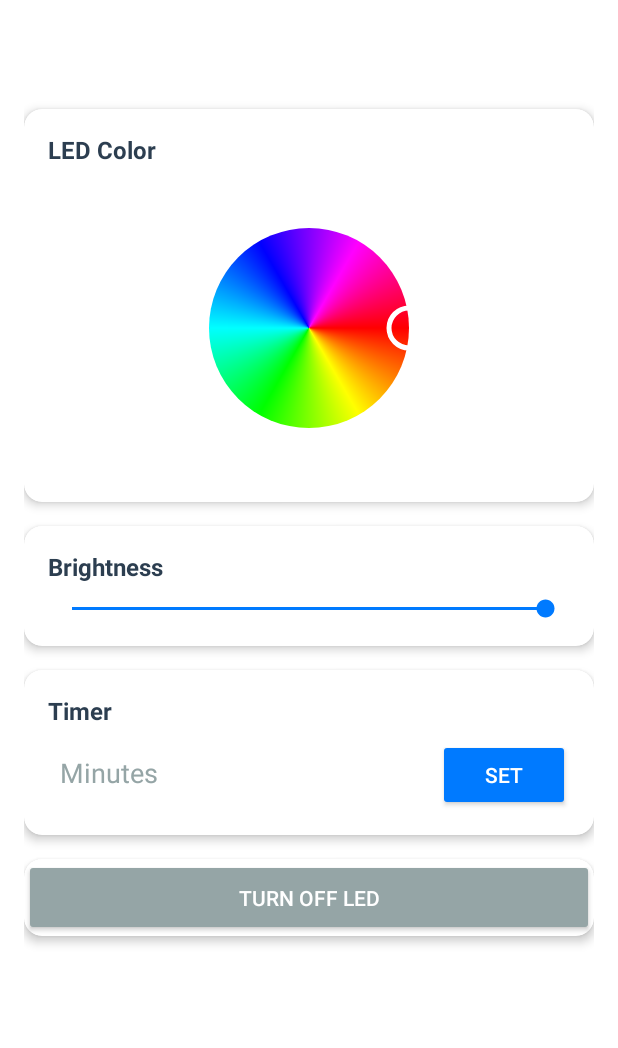
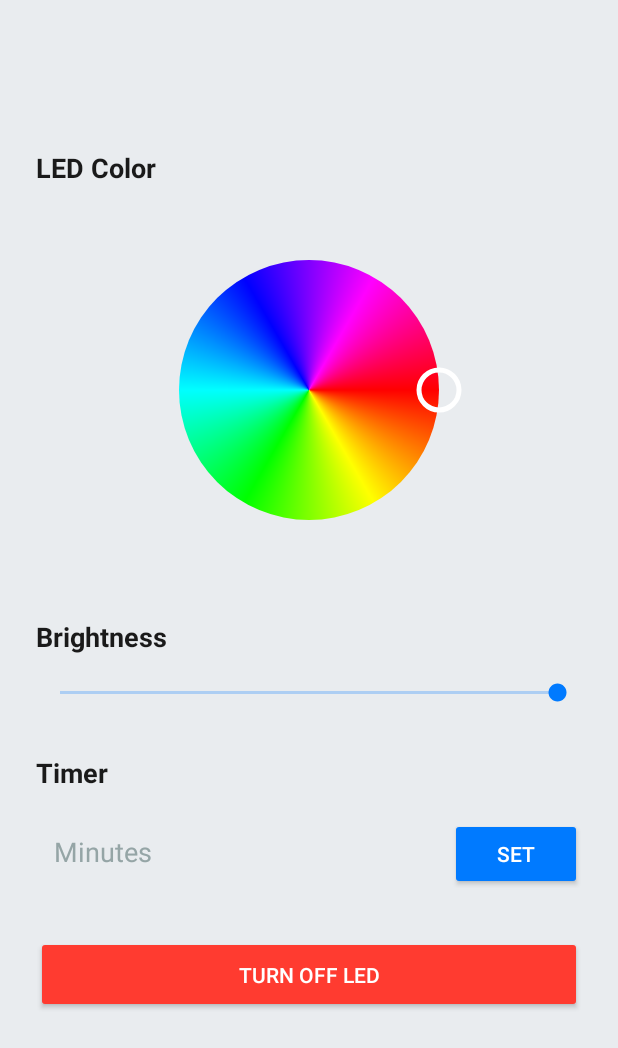
Before and after one commit to alperenSri/Light-Control-System, an Android app: the RoomControlActivity screen opened directly, with no data from a screen before it, on a phone screen of 412 x 824 dp. Shown: the top 1048 px of the screen. Run offline under Robolectric (Android 15) with nearby library versions, the phone set to English and light mode, and no system bars.

Commit message:
brightness fixed / ui updated.

```diff
--- a/app/src/main/java/com/example/lightsystem/MainActivity.java
+++ b/app/src/main/java/com/example/lightsystem/MainActivity.java
@@ -131,6 +131,7 @@ public class MainActivity extends Activity {
             outputStream = bluetoothSocket.getOutputStream();
             isConnected = true;
             connectBtn.setText("Disconnect Bluetooth");
+            connectBtn.setBackgroundTintList(ColorStateList.valueOf(Color.parseColor("#666666")));
             Toast.makeText(this, "Bağlantı başarılı", Toast.LENGTH_SHORT).show();
         } catch (IOException e) {
             Toast.makeText(this, "Bağlantı başarısız", Toast.LENGTH_SHORT).show();
@@ -144,6 +145,7 @@ public class MainActivity extends Activity {
                 outputStream = null;
                 isConnected = false;
                 connectBtn.setText("Connect Bluetooth");
+                connectBtn.setBackgroundTintList(ColorStateList.valueOf(Color.parseColor("#007AFF")));
                 Toast.makeText(this, "Bluetooth bağlantısı kesildi", Toast.LENGTH_SHORT).show();
             } catch (IOException e) {
                 Toast.makeText(this, "Bağlantı kesme hatası", Toast.LENGTH_SHORT).show();
@@ -157,7 +159,7 @@ public class MainActivity extends Activity {
                 outputStream.write("EMERGENCY\n".getBytes());
                 isEmergencyActive = true;
                 emergencyBtn.setText("STOP EMERGENCY");
-                emergencyBtn.setBackgroundTintList(ColorStateList.valueOf(Color.parseColor("#2ecc71")));
+                emergencyBtn.setBackgroundTintList(ColorStateList.valueOf(Color.parseColor("#000000")));
                 Toast.makeText(this, "Acil durum modu aktif", Toast.LENGTH_SHORT).show();
             } catch (IOException e) {
                 Toast.makeText(this, "Komut gönderilemedi", Toast.LENGTH_SHORT).show();
--- a/app/src/main/java/com/example/lightsystem/RoomControlActivity.java
+++ b/app/src/main/java/com/example/lightsystem/RoomControlActivity.java
@@ -39,9 +39,9 @@ public class RoomControlActivity extends Activity {
         roomNameText.setText(roomName);
         timerHandler = new Handler();
 
-        // Set initial brightness to maximum
-        brightnessSeekBar.setProgress(255);
-        sendCommand("BRIGHTNESS:0:" + roomId);
+        // Set initial brightness to maximum (0 for common anode LEDs)
+        brightnessSeekBar.setProgress(0);
+        sendCommand("BRIGHTNESS:255:" + roomId);
 
         // Set color picker listener
         colorPickerView.setOnColorSelectedListener(color -> {
@@ -57,7 +57,7 @@ public class RoomControlActivity extends Activity {
             @Override
             public void onProgressChanged(SeekBar seekBar, int progress, boolean fromUser) {
                 if (fromUser) {
-                    // Ortak anot LED'ler için parlaklık değerini tersine çeviriyoruz
+                    // For common anode LEDs, we need to invert the brightness
                     int invertedBrightness = 255 - progress;
                     sendCommand("BRIGHTNESS:" + invertedBrightness + ":" + roomId);
                 }
--- a/app/src/main/res/layout/activity_main.xml
+++ b/app/src/main/res/layout/activity_main.xml
@@ -4,7 +4,7 @@
     android:orientation="vertical"
     android:layout_width="match_parent"
     android:layout_height="match_parent"
-    android:background="#F5F6FA"
+    android:background="#E9ECEF"
     android:padding="16dp">
 
     <TextView
@@ -16,13 +16,6 @@
         android:textColor="#2C3E50"
         android:layout_marginBottom="16dp"/>
 
-    <androidx.cardview.widget.CardView
-        android:layout_width="match_parent"
-        android:layout_height="wrap_content"
-        app:cardCornerRadius="12dp"
-        app:cardElevation="4dp"
-        android:layout_marginBottom="24dp">
-
     <Button
         android:id="@+id/connectBtn"
         android:layout_width="match_parent"
@@ -31,7 +24,6 @@
         android:textColor="#FFFFFF"
         android:backgroundTint="#007AFF"
         android:padding="16dp"/>
-    </androidx.cardview.widget.CardView>
 
     <TextView
         android:layout_width="match_parent"
@@ -135,13 +127,6 @@
 
     </GridLayout>
 
-    <androidx.cardview.widget.CardView
-        android:layout_width="match_parent"
-        android:layout_height="wrap_content"
-        app:cardCornerRadius="12dp"
-        app:cardElevation="4dp"
-        android:layout_marginTop="24dp">
-
     <Button
         android:id="@+id/emergencyBtn"
         android:layout_width="match_parent"
@@ -150,6 +135,5 @@
         android:textColor="#FFFFFF"
         android:backgroundTint="#FF3B30"
         android:padding="16dp"/>
-    </androidx.cardview.widget.CardView>
 
 </LinearLayout>
--- a/app/src/main/res/layout/room_control_activity.xml
+++ b/app/src/main/res/layout/room_control_activity.xml
@@ -4,73 +4,48 @@
     android:orientation="vertical"
     android:layout_width="match_parent"
     android:layout_height="match_parent"
-    android:background="#FFFFFF"
-    android:padding="16dp">
+    android:background="#E9ECEF"
+    android:padding="24dp">
 
     <TextView
         android:id="@+id/roomNameText"
         android:layout_width="match_parent"
         android:layout_height="wrap_content"
         android:text="Room Name"
-        android:textSize="24sp"
+        android:textSize="32sp"
         android:textStyle="bold"
-        android:textColor="#2C3E50"
-        android:layout_marginBottom="24dp"/>
-
-    <androidx.cardview.widget.CardView
-        android:layout_width="match_parent"
-        android:layout_height="wrap_content"
-        app:cardCornerRadius="12dp"
-        app:cardElevation="4dp"
-        android:layout_marginBottom="16dp"
-        app:cardBackgroundColor="#FFFFFF">
-
-        <LinearLayout
-            android:layout_width="match_parent"
-            android:layout_height="wrap_content"
-            android:orientation="vertical"
-            android:padding="16dp">
+        android:textColor="#1A1A1A"
+        android:layout_marginBottom="32dp"/>
 
     <TextView
         android:layout_width="match_parent"
         android:layout_height="wrap_content"
         android:text="LED Color"
-                android:textSize="16sp"
-                android:textColor="#2C3E50"
+        android:textSize="18sp"
+        android:textColor="#1A1A1A"
         android:textStyle="bold"
-                android:layout_marginBottom="8dp"/>
+        android:layout_marginBottom="16dp"/>
 
     <com.example.lightsystem.ColorPickerView
         android:id="@+id/colorPickerView"
-                android:layout_width="200dp"
-                android:layout_height="200dp"
-                android:layout_gravity="center"/>
-
-        </LinearLayout>
-    </androidx.cardview.widget.CardView>
-
-    <androidx.cardview.widget.CardView
-        android:layout_width="match_parent"
-        android:layout_height="wrap_content"
-        app:cardCornerRadius="12dp"
-        app:cardElevation="4dp"
-        android:layout_marginBottom="16dp"
-        app:cardBackgroundColor="#FFFFFF">
-
-        <LinearLayout
-            android:layout_width="match_parent"
-            android:layout_height="wrap_content"
-            android:orientation="vertical"
-            android:padding="16dp">
+        android:layout_width="240dp"
+        android:layout_height="240dp"
+        android:layout_gravity="center"
+        android:layout_marginBottom="32dp"/>
 
     <TextView
         android:layout_width="match_parent"
         android:layout_height="wrap_content"
         android:text="Brightness"
-                android:textSize="16sp"
-                android:textColor="#2C3E50"
+        android:textSize="18sp"
+        android:textColor="#1A1A1A"
         android:textStyle="bold"
-                android:layout_marginBottom="8dp"/>
+        android:layout_marginBottom="16dp"/>
+
+    <FrameLayout
+        android:layout_width="match_parent"
+        android:layout_height="wrap_content"
+        android:layout_marginBottom="32dp">
 
         <SeekBar
             android:id="@+id/brightnessSeekBar"
@@ -78,38 +53,26 @@
             android:layout_height="wrap_content"
             android:max="255"
             android:progress="255"
-                android:progressTint="#007AFF"
-                android:thumbTint="#007AFF"/>
-        </LinearLayout>
-    </androidx.cardview.widget.CardView>
-
-    <androidx.cardview.widget.CardView
-        android:layout_width="match_parent"
-        android:layout_height="wrap_content"
-        app:cardCornerRadius="12dp"
-        app:cardElevation="4dp"
-        android:layout_marginBottom="16dp"
-        app:cardBackgroundColor="#FFFFFF">
-
-        <LinearLayout
-            android:layout_width="match_parent"
-            android:layout_height="wrap_content"
-            android:orientation="vertical"
-            android:padding="16dp">
+            android:progressTint="#95A5A6"
+            android:progressBackgroundTint="#007AFF"
+            android:thumbTint="#007AFF"
+            android:rotation="180"/>
+    </FrameLayout>
 
     <TextView
         android:layout_width="match_parent"
         android:layout_height="wrap_content"
         android:text="Timer"
-                android:textSize="16sp"
-                android:textColor="#2C3E50"
+        android:textSize="18sp"
+        android:textColor="#1A1A1A"
         android:textStyle="bold"
-                android:layout_marginBottom="8dp"/>
+        android:layout_marginBottom="16dp"/>
 
     <LinearLayout
         android:layout_width="match_parent"
         android:layout_height="wrap_content"
-                android:orientation="horizontal">
+        android:orientation="horizontal"
+        android:layout_marginBottom="32dp">
 
         <EditText
             android:id="@+id/timerInput"
@@ -119,9 +82,10 @@
             android:inputType="number"
             android:hint="Minutes"
             android:textColorHint="#95A5A6"
+            android:textColor="#1A1A1A"
             android:background="@android:color/transparent"
-                    android:padding="8dp"
-                    android:layout_marginEnd="8dp"/>
+            android:padding="12dp"
+            android:layout_marginEnd="16dp"/>
 
         <Button
             android:id="@+id/setTimerBtn"
@@ -129,17 +93,10 @@
             android:layout_height="wrap_content"
             android:text="Set"
             android:textColor="#FFFFFF"
-                    android:backgroundTint="#007AFF"/>
+            android:backgroundTint="#007AFF"
+            android:paddingHorizontal="24dp"
+            android:paddingVertical="12dp"/>
     </LinearLayout>
-        </LinearLayout>
-    </androidx.cardview.widget.CardView>
-
-    <androidx.cardview.widget.CardView
-        android:layout_width="match_parent"
-        android:layout_height="wrap_content"
-        app:cardCornerRadius="12dp"
-        app:cardElevation="4dp"
-        app:cardBackgroundColor="#FFFFFF">
 
     <Button
         android:id="@+id/offBtn"
@@ -147,8 +104,7 @@
         android:layout_height="wrap_content"
         android:text="Turn Off LED"
         android:textColor="#FFFFFF"
-            android:backgroundTint="#95A5A6"
+        android:backgroundTint="#FF3B30"
         android:padding="16dp"/>
-    </androidx.cardview.widget.CardView>
 
 </LinearLayout>
```
Also changed, not shown: 1 other file. Lines whose indentation alone changed are shown as unchanged.
